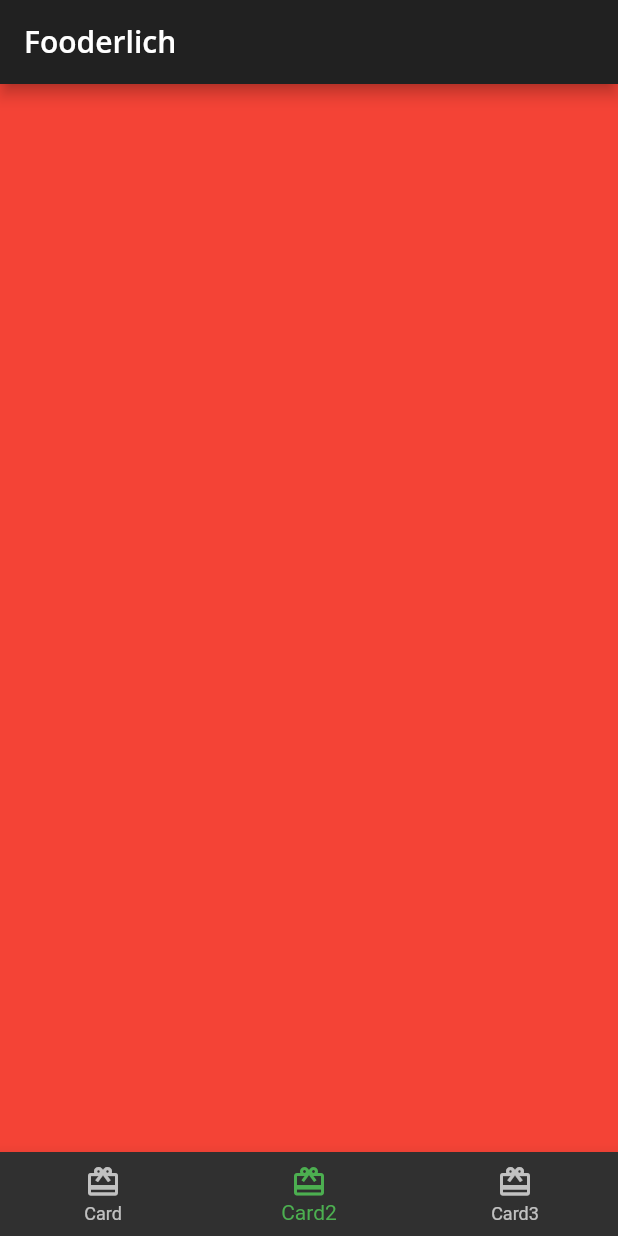
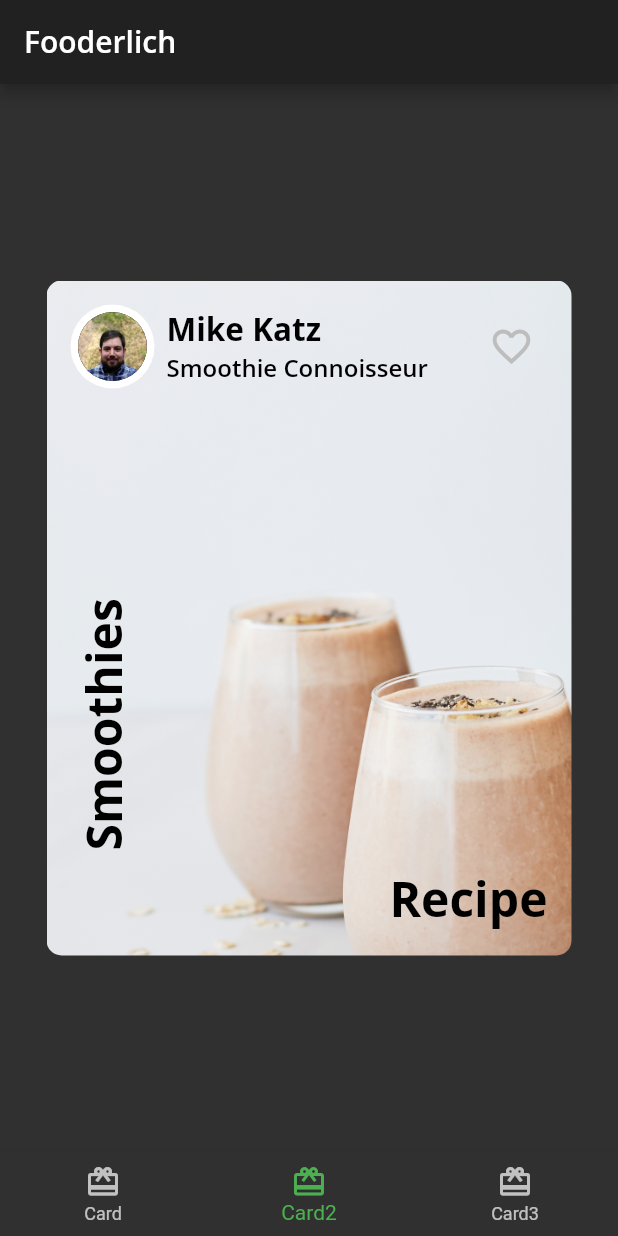
Before and after one commit to maxts0gt/flutter-fooderlich-app, a Flutter app: the screen it shows after launch, item 2 of the bottom bar chosen, on a phone screen of 412 x 824 dp. Run offline on Flutter 3.47's test engine with Material 2 defaults, Android fonts, the phone set to English and light mode, and no system bars; our stand-ins replace google_fonts; project files that could hold a hidden picture were left out.

Commit message:
setup card2 and card3

```diff
--- /dev/null
+++ b/lib/author_card.dart
@@ -0,0 +1,64 @@
+import 'package:flutter/material.dart';
+import 'fooderlich_theme.dart';
+import 'circle_image.dart';
+
+class AuthorCard extends StatelessWidget {
+  // 1
+  final String authorName;
+  final String title;
+  final ImageProvider? imageProvider;
+  const AuthorCard({
+    Key? key,
+    required this.authorName,
+    required this.title,
+    this.imageProvider,
+  }) : super(key: key);
+  // 2
+  @override
+  Widget build(BuildContext context) {
+    // TODO: Replace return Container(...);
+    return Container(
+      padding: const EdgeInsets.all(16),
+      child: Row(
+        mainAxisAlignment: MainAxisAlignment.spaceBetween,
+        children: [
+          // 1
+          Row(
+            children: [
+              CircleImage(
+                imageProvider: imageProvider,
+                imageRadius: 28,
+              ),
+              // 2
+              const SizedBox(width: 8),
+              // 3
+              Column(
+                crossAxisAlignment: CrossAxisAlignment.start,
+                children: [
+                  Text(
+                    authorName,
+                    style: FooderlichTheme.lightTextTheme.headline2,
+                  ),
+                  Text(
+                    title,
+                    style: FooderlichTheme.lightTextTheme.headline3,
+                  ),
+                ],
+              ),
+            ],
+          ),
+          IconButton(
+              // 4
+              icon: const Icon(Icons.favorite_border),
+              iconSize: 30,
+              color: Colors.grey[400],
+              // 5
+              onPressed: () {
+                const snackBar = SnackBar(content: Text('Favorite Pressed'));
+                ScaffoldMessenger.of(context).showSnackBar(snackBar);
+              }),
+        ],
+      ),
+    );
+  }
+}
--- /dev/null
+++ b/lib/card2.dart
@@ -0,0 +1,67 @@
+import 'package:flutter/material.dart';
+import 'author_card.dart';
+import 'fooderlich_theme.dart';
+
+class Card2 extends StatelessWidget {
+  const Card2({Key? key}) : super(key: key);
+  @override
+  Widget build(BuildContext context) {
+    return Center(
+      // 1
+      child: Container(
+        constraints: const BoxConstraints.expand(
+          width: 350,
+          height: 450,
+        ),
+        decoration: const BoxDecoration(
+          image: DecorationImage(
+            image: AssetImage('assets/mag5.png'),
+            fit: BoxFit.cover,
+          ),
+          borderRadius: BorderRadius.all(
+            Radius.circular(10.0),
+          ),
+        ),
+        // 2
+        child: Column(
+          children: [
+            const AuthorCard(
+              authorName: 'Mike Katz',
+              title: 'Smoothie Connoisseur',
+              imageProvider: AssetImage('assets/author_katz.jpeg'),
+            ),
+            // 1
+            Expanded(
+              // 2
+              child: Stack(
+                children: [
+                  // 3
+                  Positioned(
+                    bottom: 16,
+                    right: 16,
+                    child: Text(
+                      'Recipe',
+                      style: FooderlichTheme.lightTextTheme.headline1,
+                    ),
+                  ),
+                  // 4
+                  Positioned(
+                    bottom: 70,
+                    left: 16,
+                    child: RotatedBox(
+                      quarterTurns: 3,
+                      child: Text(
+                        'Smoothies',
+                        style: FooderlichTheme.lightTextTheme.headline1,
+                      ),
+                    ),
+                  ),
+                ],
+              ),
+            ),
+          ],
+        ),
+      ),
+    );
+  }
+}
--- /dev/null
+++ b/lib/circle_image.dart
@@ -0,0 +1,26 @@
+import 'package:flutter/material.dart';
+
+class CircleImage extends StatelessWidget {
+  // 1
+  const CircleImage({
+    Key? key,
+    this.imageProvider,
+    this.imageRadius = 20,
+  }) : super(key: key);
+  // 2
+  final double imageRadius;
+  final ImageProvider? imageProvider;
+  @override
+  Widget build(BuildContext context) {
+    // 3
+    return CircleAvatar(
+      backgroundColor: Colors.white,
+      radius: imageRadius,
+      // 4
+      child: CircleAvatar(
+        radius: imageRadius - 5,
+        backgroundImage: imageProvider,
+      ),
+    );
+  }
+}
--- a/lib/home.dart
+++ b/lib/home.dart
@@ -1,5 +1,7 @@
 import 'package:flutter/material.dart';
 import 'card1.dart';
+import 'card2.dart';
+import 'card3.dart';
 
 // 1
 class Home extends StatefulWidget {
@@ -14,11 +16,8 @@ class _HomeState extends State<Home> {
 // 8
   static List<Widget> pages = <Widget>[
     const Card1(),
-    Container(color: Colors.red),
-    // TODO: Replace with Card2
-    Container(color: Colors.green),
-    // TODO: Replace with Card3
-    Container(color: Colors.blue)
+    const Card2(),
+    const Card3(),
   ];
 // 9
   void _onItemTapped(int index) {
```
Also changed, not shown: lib/card3.dart (added, +95 -0 lines).
